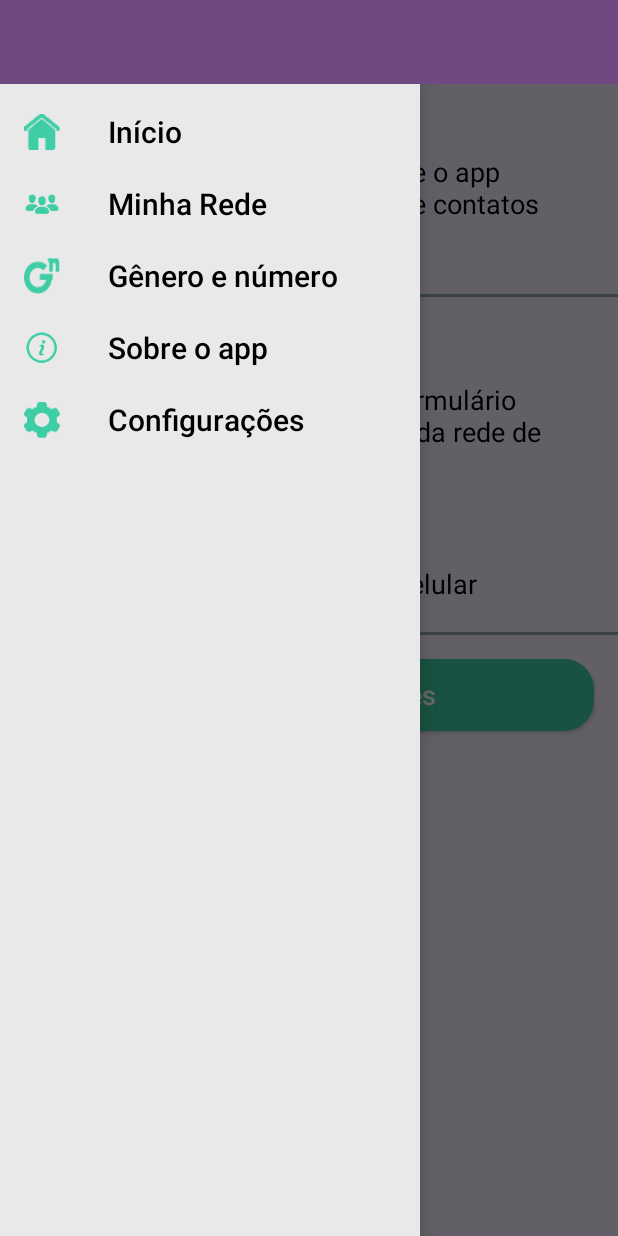
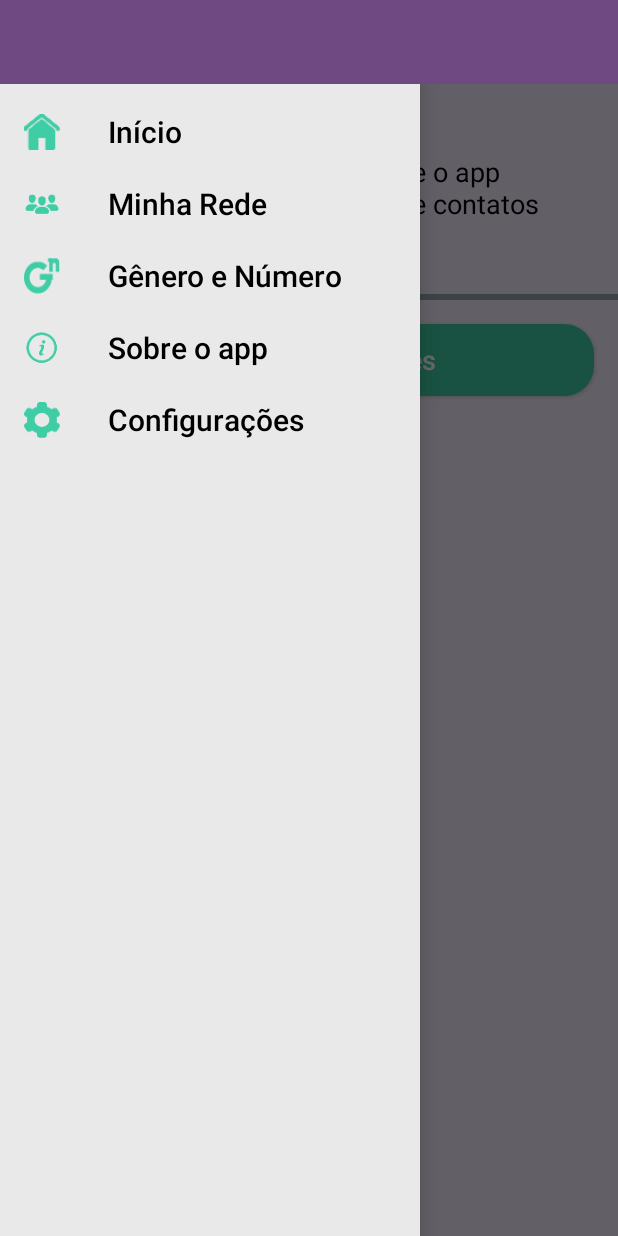
Before and after one commit to claudioalfonso/blocoDaGuarda, an Android app: the fragment ConfigurationFragment placed in its activity, in the side drawer, after a tap on "Minha Rede", on a phone screen of 412 x 824 dp. Run offline under Robolectric (Android 15) with nearby library versions, the phone set to English and light mode, and no system bars; our stand-ins replace ButterKnife; libraries missing offline, so code that uses them is left out: com.facebook, com.squareup.otto, org.florescu.android; 3 statements that could not run were skipped.

Commit message:
change layout and texts

```diff
--- a/BlocoDaGuarda/app/src/main/java/com/generonumero/blocodaguarda/configuration/view/impl/ConfigurationFragment.java
+++ b/BlocoDaGuarda/app/src/main/java/com/generonumero/blocodaguarda/configuration/view/impl/ConfigurationFragment.java
@@ -6,8 +6,6 @@ import android.support.v4.app.Fragment;
 import android.view.LayoutInflater;
 import android.view.View;
 import android.view.ViewGroup;
-import android.widget.RadioButton;
-import android.widget.RadioGroup;
 
 import com.generonumero.blocodaguarda.BDGApplication;
 import com.generonumero.blocodaguarda.R;
@@ -28,12 +26,12 @@ public class ConfigurationFragment extends Fragment implements ConfigurationView
 
     @Bind(R.id.bdg_conf_range_seek_bar)
     RangeSeekBar<Integer> rangeSeekBar;
-    @Bind(R.id.bdg_conf_radio_push)
-    RadioButton radioPush;
-    @Bind(R.id.bdg_conf_radio_email)
-    RadioButton radioEmail;
-    @Bind(R.id.bdg_conf_radiogroup)
-    RadioGroup radioGroup;
+//    @Bind(R.id.bdg_conf_radio_push)
+//    RadioButton radioPush;
+//    @Bind(R.id.bdg_conf_radio_email)
+//    RadioButton radioEmail;
+//    @Bind(R.id.bdg_conf_radiogroup)
+//    RadioGroup radioGroup;
 
 
     private ConfigurationPresenter configurationPresenter;
@@ -58,10 +56,10 @@ public class ConfigurationFragment extends Fragment implements ConfigurationView
 
     @OnClick(R.id.bdg_config_save)
     public void onClickSave() {
-        int type = TypeOfForm.FORM_BY_EMAIL;
-        if (radioGroup.getCheckedRadioButtonId() == radioPush.getId()) {
-            type = TypeOfForm.FORM_BY_PUSH;
-        }
+        int type = TypeOfForm.FORM_BY_PUSH;
+//        if (radioGroup.getCheckedRadioButtonId() == radioPush.getId()) {
+//            type = TypeOfForm.FORM_BY_PUSH;
+//        }
 
         configurationPresenter.clickSaveConfigs(rangeSeekBar.getSelectedMaxValue(), type);
     }
@@ -76,16 +74,13 @@ public class ConfigurationFragment extends Fragment implements ConfigurationView
     @Override
     public void onDataLoaded(int time, int typeOfForm) {
         rangeSeekBar.setSelectedMaxValue(time);
-
-        switch (typeOfForm) {
-            case TypeOfForm.FORM_BY_PUSH:
-                radioGroup.check(radioPush.getId());
-                break;
-            case TypeOfForm.FORM_BY_EMAIL:
-                radioGroup.check(radioEmail.getId());
-                break;
-        }
-
-
+//        switch (typeOfForm) {
+//            case TypeOfForm.FORM_BY_PUSH:
+//                radioGroup.check(radioPush.getId());
+//                break;
+//            case TypeOfForm.FORM_BY_EMAIL:
+//                radioGroup.check(radioEmail.getId());
+//                break;
+//        }
     }
 }
--- a/BlocoDaGuarda/app/src/main/java/com/generonumero/blocodaguarda/network/presenter/impl/NetworkPresenterImpl.java
+++ b/BlocoDaGuarda/app/src/main/java/com/generonumero/blocodaguarda/network/presenter/impl/NetworkPresenterImpl.java
@@ -136,7 +136,7 @@ public class NetworkPresenterImpl implements NetworkPresenter {
                 continue;
             }
             String phone = contact.getPhoneFormated();
-            smsManager.sendTextMessage("00000000000", null, msg, null, null);
+            smsManager.sendTextMessage(phone, null, msg, null, null);
         }
     }
 
--- a/BlocoDaGuarda/app/src/main/res/values/dimens.xml
+++ b/BlocoDaGuarda/app/src/main/res/values/dimens.xml
@@ -6,7 +6,7 @@
     <dimen name="bdg_textSize_small">14sp</dimen>
     <dimen name="bdg_textSize_medium">18sp</dimen>
     <dimen name="bdg_textSize_large">20sp</dimen>
-    <dimen name="bdg_textSize_giga">36sp</dimen>
+    <dimen name="bdg_textSize_giga">26sp</dimen>
 
 
     <!-- Spacingsbdg -->
--- a/BlocoDaGuarda/app/src/main/res/values/styles.xml
+++ b/BlocoDaGuarda/app/src/main/res/values/styles.xml
@@ -115,7 +115,7 @@
     </style>
 
     <style name="bdg_alert_ok_button" parent="MyButton">
-        <item name="android:textSize">60sp</item>
+        <item name="android:textSize">36sp</item>
         <item name="android:textColor">@color/bdg_white</item>
         <item name="android:textStyle">bold</item>
         <item name="android:background">@drawable/bdg_login_saveme_button</item>
```
Also changed, not shown: BlocoDaGuarda/app/src/main/java/com/generonumero/blocodaguarda/alert/service/impl/AlertServiceImpl.java (+6 -1 lines), BlocoDaGuarda/app/src/main/java/com/generonumero/blocodaguarda/menu/view/impl/MainActivity.java (+6 -1 lines), BlocoDaGuarda/app/src/main/res/layout/configuration_frag.xml (+40 -40 lines), BlocoDaGuarda/app/src/main/res/values/strings.xml (+6 -6 lines).
